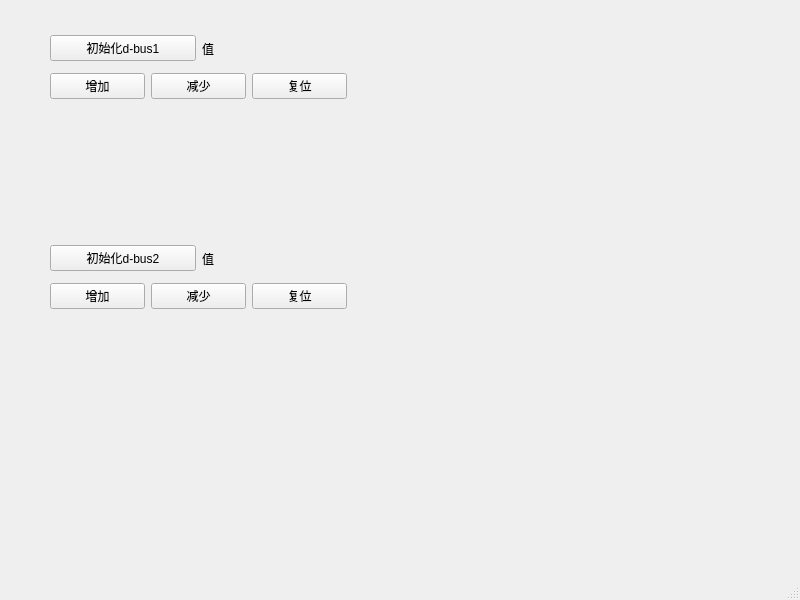
Above: mainwindow.ui from loveptong/dbus-demo before the change. Below: the same form after it.
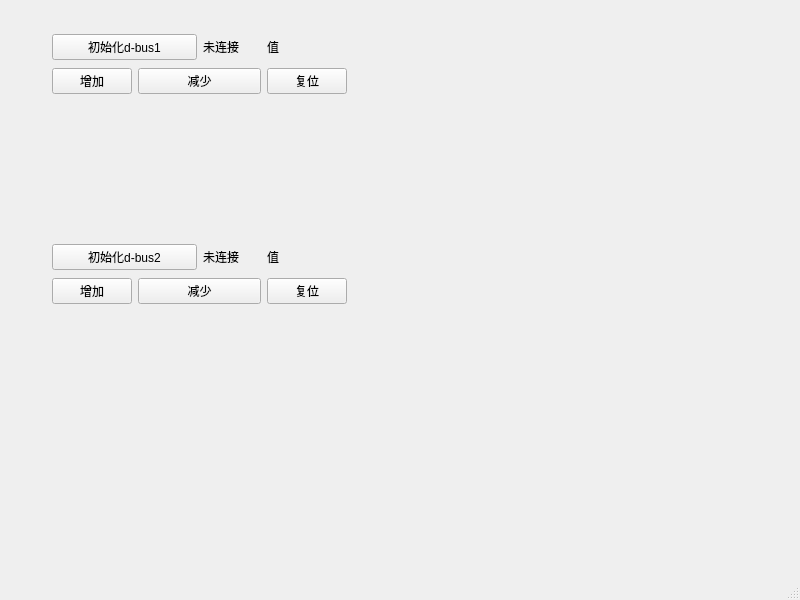
That is the form after the change.

Diff of the .ui file:
```diff
--- a/mainwindow.ui
+++ b/mainwindow.ui
@@ -14,106 +14,52 @@
    <string>MainWindow</string>
   </property>
   <widget class="QWidget" name="centralwidget">
-   <widget class="QWidget" name="layoutWidget">
-    <property name="geometry">
-     <rect>
-      <x>50</x>
-      <y>240</y>
-      <width>297</width>
-      <height>69</height>
-     </rect>
-    </property>
-    <layout class="QVBoxLayout" name="verticalLayout_2">
-     <item>
-      <layout class="QHBoxLayout" name="horizontalLayout_3">
-       <item>
-        <widget class="QPushButton" name="initDbus2">
-         <property name="text">
-          <string>初始化d-bus2</string>
-         </property>
-        </widget>
-       </item>
-       <item>
-        <widget class="QLabel" name="labelValue2">
-         <property name="text">
-          <string>值</string>
-         </property>
-        </widget>
-       </item>
-      </layout>
-     </item>
-     <item>
-      <layout class="QHBoxLayout" name="horizontalLayout_4">
-       <item>
-        <widget class="QPushButton" name="increase2">
-         <property name="text">
-          <string>增加</string>
-         </property>
-        </widget>
-       </item>
-       <item>
-        <widget class="QPushButton" name="decrease2">
-         <property name="text">
-          <string>减少</string>
-         </property>
-        </widget>
-       </item>
-       <item>
-        <widget class="QPushButton" name="reset2">
-         <property name="text">
-          <string>复位</string>
-         </property>
-        </widget>
-       </item>
-      </layout>
-     </item>
-    </layout>
-   </widget>
    <widget class="QWidget" name="">
     <property name="geometry">
      <rect>
-      <x>50</x>
-      <y>30</y>
-      <width>297</width>
-      <height>69</height>
+      <x>52</x>
+      <y>32</y>
+      <width>295</width>
+      <height>65</height>
      </rect>
     </property>
-    <layout class="QVBoxLayout" name="verticalLayout">
-     <item>
-      <layout class="QHBoxLayout" name="horizontalLayout">
-       <item>
+    <layout class="QGridLayout" name="gridLayout">
+     <item row="0" column="0" colspan="2">
         <widget class="QPushButton" name="initDbus1">
          <property name="text">
           <string>初始化d-bus1</string>
          </property>
         </widget>
        </item>
-       <item>
+     <item row="0" column="2">
+      <widget class="QLabel" name="labelConnected">
+       <property name="text">
+        <string>未连接</string>
+       </property>
+      </widget>
+     </item>
+     <item row="0" column="3">
         <widget class="QLabel" name="labelValue1">
          <property name="text">
           <string>值</string>
          </property>
         </widget>
        </item>
-      </layout>
-     </item>
-     <item>
-      <layout class="QHBoxLayout" name="horizontalLayout_2">
-       <item>
+     <item row="1" column="0">
         <widget class="QPushButton" name="increase1">
          <property name="text">
           <string>增加</string>
          </property>
         </widget>
        </item>
-       <item>
+     <item row="1" column="1" colspan="2">
         <widget class="QPushButton" name="decrease1">
          <property name="text">
           <string>减少</string>
          </property>
         </widget>
        </item>
-       <item>
+     <item row="1" column="3">
         <widget class="QPushButton" name="reset1">
          <property name="text">
           <string>复位</string>
@@ -121,6 +67,58 @@
         </widget>
        </item>
       </layout>
+   </widget>
+   <widget class="QWidget" name="">
+    <property name="geometry">
+     <rect>
+      <x>52</x>
+      <y>242</y>
+      <width>295</width>
+      <height>65</height>
+     </rect>
+    </property>
+    <layout class="QGridLayout" name="gridLayout_2">
+     <item row="0" column="0" colspan="2">
+      <widget class="QPushButton" name="initDbus2">
+       <property name="text">
+        <string>初始化d-bus2</string>
+       </property>
+      </widget>
+     </item>
+     <item row="0" column="2">
+      <widget class="QLabel" name="labelConnected2">
+       <property name="text">
+        <string>未连接</string>
+       </property>
+      </widget>
+     </item>
+     <item row="0" column="3">
+      <widget class="QLabel" name="labelValue2">
+       <property name="text">
+        <string>值</string>
+       </property>
+      </widget>
+     </item>
+     <item row="1" column="0">
+      <widget class="QPushButton" name="increase2">
+       <property name="text">
+        <string>增加</string>
+       </property>
+      </widget>
+     </item>
+     <item row="1" column="1" colspan="2">
+      <widget class="QPushButton" name="decrease2">
+       <property name="text">
+        <string>减少</string>
+       </property>
+      </widget>
+     </item>
+     <item row="1" column="3">
+      <widget class="QPushButton" name="reset2">
+       <property name="text">
+        <string>复位</string>
+       </property>
+      </widget>
      </item>
     </layout>
    </widget>
```
Lines whose indentation alone changed are shown as unchanged.
